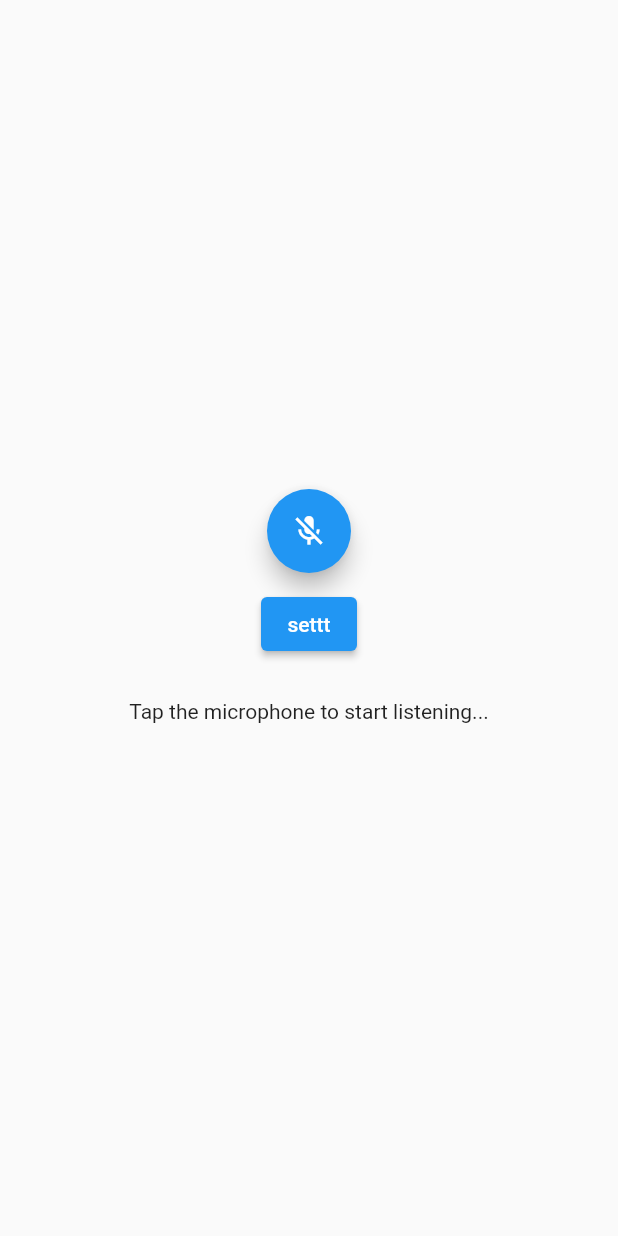
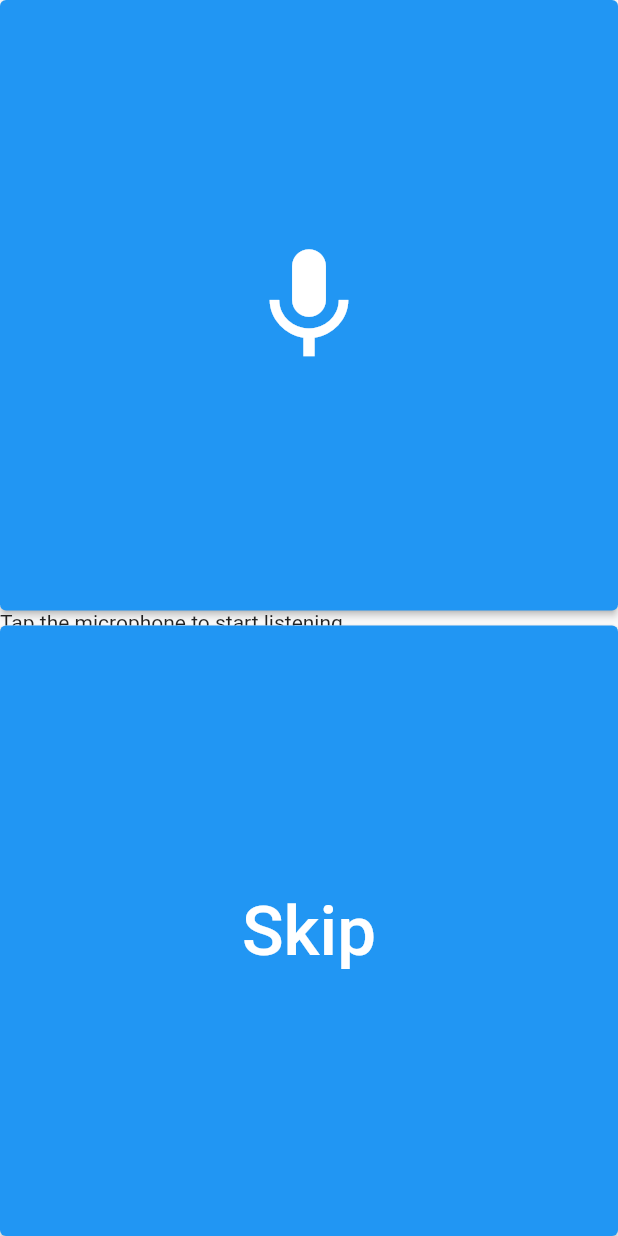
Before and after one commit to Hanan-Mohsin/YourEyes, a Flutter app: the screen it shows after launch, after a tap on the "mic off" icon, on a phone screen of 412 x 824 dp. Run offline on Flutter 3.47's test engine with Material 2 defaults, Android fonts, the phone set to English and light mode, and no system bars; our stand-ins replace camera, geolocator, just_audio, speech_to_text, wakelock; missing offline and left inert: geocoder.

```diff
--- a/youreyes_frontend/lib/destination/widget/destination_input_page.dart
+++ b/youreyes_frontend/lib/destination/widget/destination_input_page.dart
@@ -1,5 +1,6 @@
 import 'package:camera/camera.dart';
 import 'package:flutter/material.dart';
+import 'package:flutter/scheduler.dart';
 import 'package:http/http.dart';
 import 'package:just_audio/just_audio.dart';
 import 'package:youreyes_frontend/destination/model/model.dart';
@@ -27,7 +28,9 @@ class _DestinationInputPageState extends State<DestinationInputPage>{
   SpeechToText _speechToText = SpeechToText();
   bool _speechEnabled = false;
   String _lastWords = '';
-
+  bool stopped = false;
+  bool isListening = false;
+  AudioPlayer player = AudioPlayer();
    @override
   void initState() {
 
@@ -50,23 +53,38 @@ class _DestinationInputPageState extends State<DestinationInputPage>{
   void _startListening() async {
     await _speechToText.listen(onResult: _onSpeechResult);
 
-    setState(() {});
+    setState(() {
+      stopped = false;
+      isListening = true;
+    });
   }
 
 
   void _stopListening() async {
     await _speechToText.stop();
+    if(!stopped){
+      if(_lastWords !=''){
+         print(_lastWords);
+        try{
+          setState(() {
+            stopped = true;
+            isListening = false;
+        });
+        await _getDestination(_lastWords);
+        }catch(e){
+         await _playAudio('assets/Voice 004.mp3');
+         print('Destination not found!');
+        }
+
+
+
+
+      }
+    }
     setState(() {});
 
 
-    if(_lastWords !=''){
-      print(_lastWords);
-      await _getDestination("Addis Ababa Institute of Technology");
-
-
-    }
   }
-
 
 
 
@@ -77,40 +95,41 @@ class _DestinationInputPageState extends State<DestinationInputPage>{
 
     });
 
-       _stopListening();
+    //  _stopListening();
 
-    // print(_lastWords);
-    //  await  _getDestination("Addis Ababa Institute of Technology");
-    //   final cameras = await availableCameras();
-    //   final firstCamera = cameras.first;
-    //   // Get a specific camera from the list of available cameras.
-    //   navigatorKey.currentState!.pop();
-    //    navigatorKey.currentState!.push(
-    //     MaterialPageRoute(
-    //       builder: (context) => TakePicturePage(instructions: _instructions, camera: firstCamera)
-    //     ),
-    //   );
 
 
   }
 
+  Future _playAudio(String pathToAudio)async{
+
+
+    await player.setAsset(pathToAudio);
+    player.play();
+
+  }
+
   Future _getDestination(String query) async{
+    if(query != ''){
     Map<String,dynamic> result = await _destinationService.getDestination(query);
     List<dynamic> _steps = await _destinationService.getRoute(result["destination"],result["address"]);
-
      setState(() {
         _instructions = _instructionService.getInstruction(_steps);
 
      });
+    }
       final cameras = await availableCameras();
       final firstCamera = cameras.first;
       // Get a specific camera from the list of available cameras.
-       navigatorKey.currentState!.pop();
+
+       //navigatorKey.currentState!.pop();
+
        await navigatorKey.currentState!.push(
         MaterialPageRoute(
-          builder: (context) => TakePicturePage(instructions: _instructions, camera: firstCamera)
+          builder: (context) => TakePicturePage(instructions: _instructions, camera: firstCamera, player: player)
         ),
       );
+
 
   }
 
@@ -123,32 +142,32 @@ class _DestinationInputPageState extends State<DestinationInputPage>{
       navigatorKey: navigatorKey,
       home:Scaffold(
         body: Container(
-          child: Center(
-            child: Column(
-              mainAxisAlignment: MainAxisAlignment.center,
+
+          width:MediaQuery.of(context).size.width,
+          height: MediaQuery.of(context).size.height,
+         // child: Center(
+            child: ListView(
+             // mainAxisSize: MainAxisSize.max,
+              //mainAxisAlignment: MainAxisAlignment.center,
               children: [
-                FloatingActionButton(
+                 ElevatedButton(
+
                   onPressed:
                       // If not yet listening for speech start, otherwise stop
-                    _speechToText.isNotListening ? _startListening : _stopListening,
-                    tooltip: 'Listen',
-                    child: Icon(_speechToText.isNotListening ? Icons.mic_off : Icons.mic),
+                   !isListening ? _startListening : _stopListening,
+                  //  tooltip: 'Listen',
+                    child: Icon(!isListening ? Icons.mic_off : Icons.mic, size:90),
+                    style: ElevatedButton.styleFrom(
+                      minimumSize: Size(MediaQuery.of(context).size.width,(MediaQuery.of(context).size.height/2) - 5)
+                    )
                  ),
+
+
 
                   SizedBox(
                     height: 10,
-                  ),
-                  ElevatedButton(
-                    onPressed: ()async{
-                      //sawait getDestination('Afarensis International Hotel');
-                    },
-                    child: Text('settt')),
-                     SizedBox(
-                    height: 10,
-                  ),
+                    child: Container(
 
-                  Container(
-                    padding: EdgeInsets.all(16),
                     child: Text(
                       _speechToText.isListening
                           ? '$_lastWords'
@@ -158,9 +177,35 @@ class _DestinationInputPageState extends State<DestinationInputPage>{
                               : 'Speech not available',
                     ),
                   ),
-              ]
+                  ),
+                ElevatedButton(
+                    onPressed: ()async{
+                      await _getDestination('');
+                       //await _playAudio('assets/Voice 004.mp3');
+                    },
+                    child: Text('Skip',style: TextStyle(fontSize:46)),
+                    style: ElevatedButton.styleFrom(
+                      minimumSize: Size(MediaQuery.of(context).size.width,(MediaQuery.of(context).size.height/2)-5)
+                    )
+                    ),
+
+
+
+
+              //     Container(
+              //       padding: EdgeInsets.all(16),
+              //       child: Text(
+              //         _speechToText.isListening
+              //             ? '$_lastWords'
+
+              //             : _speechEnabled
+              //                 ? (_lastWords == '' ? 'Tap the microphone to start listening...':'$_lastWords')
+              //                 : 'Speech not available',
+              //       ),
+              //     ),
+               ]
             ),
-          )
+         // )
         )
       )
     );
```
Also changed, not shown: youreyes_frontend/lib/destination/service/destinationService.dart (+13 -6 lines).
